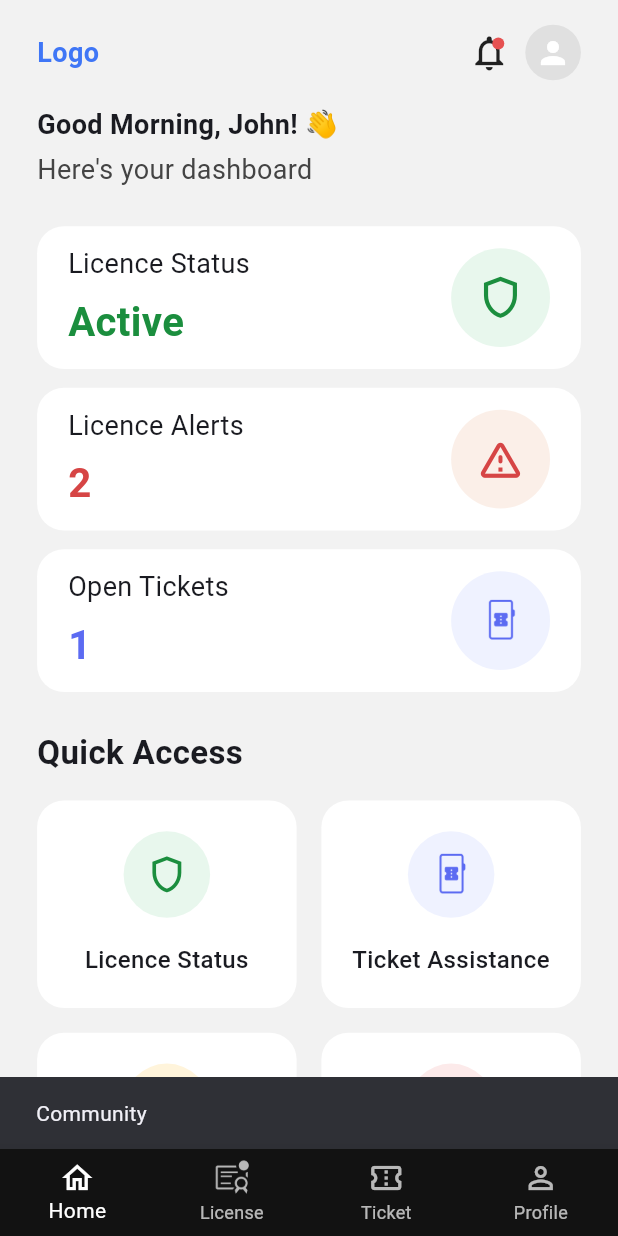
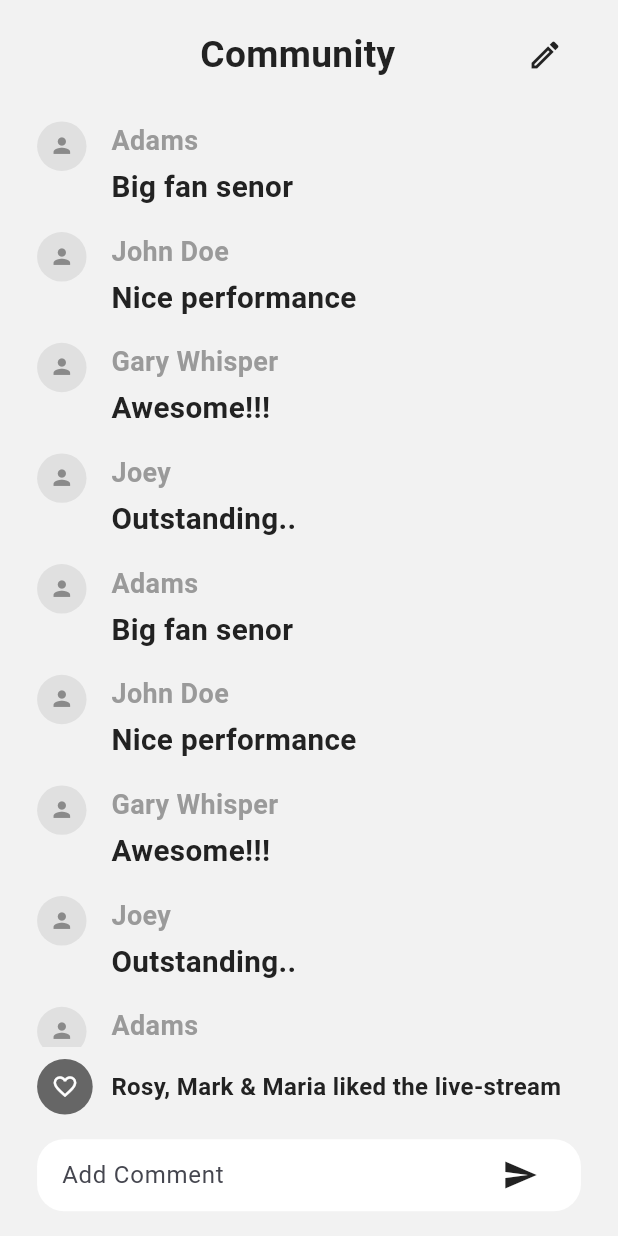
Before and after one commit to MKhalidHossain/bighustle, a Flutter app: the BottomNavScreen screen opened by its route, after a tap on "Community", on a phone screen of 412 x 824 dp. Run offline on Flutter 3.47's test engine with Material 3 defaults, Android fonts, the phone set to English and light mode, and no system bars; our stand-ins replace dartz, dio, flutter_secure_storage, get, image_picker, socket_io_client and 1 more; accounts and stored records are empty.

Commit message:
Add community and experience screens, update routing and UI interactions

```diff
--- a/lib/core/constants/app_routes.dart
+++ b/lib/core/constants/app_routes.dart
@@ -9,6 +9,7 @@ class AppRoutes {
   static const String home = '/home';
   static const String teenDrivers = '/teen-drivers';
   static const String teenDriverPosts = '/teen-driver-posts';
+  static const String teenDriverAddExperience = '/teen-driver-add-experience';
   static const String learningCenter = '/learning-center';
   static const String learningVideo = '/learning-video';
   static const String license = '/license';
@@ -19,4 +20,5 @@ class AppRoutes {
   static const String ticketNotifications = '/ticket-notifications';
   static const String planPricing = '/plan-pricing';
   static const String planPricingDetails = '/plan-pricing-details';
+  static const String community = '/community';
 }
--- a/lib/main.dart
+++ b/lib/main.dart
@@ -9,6 +9,8 @@ import 'package:flutter_bighustle/moduls/auth/presentation/screen/splash_screen.
 import 'package:flutter_bighustle/moduls/auth/presentation/screen/signup_screen.dart';
 import 'package:flutter_bighustle/moduls/auth/presentation/widget/auth_ui.dart';
 import 'package:flutter_bighustle/moduls/home/screen/bottom_nav_screen.dart';
+import 'package:flutter_bighustle/moduls/home/screen/add_teen_driver_experience_screen.dart';
+import 'package:flutter_bighustle/moduls/home/screen/community_screen.dart';
 import 'package:flutter_bighustle/moduls/home/screen/learning_center_screen.dart';
 import 'package:flutter_bighustle/moduls/home/screen/learning_video_screen.dart';
 import 'package:flutter_bighustle/moduls/home/screen/teen_driver_posts_screen.dart';
@@ -21,7 +23,6 @@ import 'package:flutter_bighustle/moduls/ticket/presentation/screen/plan_pricing
 import 'package:flutter_bighustle/moduls/ticket/presentation/screen/plan_pricing_screen.dart';
 import 'package:flutter_bighustle/moduls/ticket/presentation/screen/ticket_details_screen.dart';
 import 'package:flutter_bighustle/moduls/ticket/presentation/screen/ticket_screen.dart';
-
 
 void main() {
   runApp(const MyApp());
@@ -80,6 +81,10 @@ class MyApp extends StatelessWidget {
             return MaterialPageRoute(
               builder: (_) => const TeenDriverPostsScreen(),
             );
+          case AppRoutes.teenDriverAddExperience:
+            return MaterialPageRoute(
+              builder: (_) => const AddTeenDriverExperienceScreen(),
+            );
           case AppRoutes.learningCenter:
             return MaterialPageRoute(
               builder: (_) => const LearningCenterScreen(),
@@ -91,13 +96,19 @@ class MyApp extends StatelessWidget {
           case AppRoutes.license:
             return MaterialPageRoute(builder: (_) => const LicenseScreen());
           case AppRoutes.licenseAlerts:
-            return MaterialPageRoute(builder: (_) => const LicenseAlertsScreen());
+            return MaterialPageRoute(
+              builder: (_) => const LicenseAlertsScreen(),
+            );
           case AppRoutes.editLicenseInfo:
-            return MaterialPageRoute(builder: (_) => const EditLicenseInfoScreen());
+            return MaterialPageRoute(
+              builder: (_) => const EditLicenseInfoScreen(),
+            );
           case AppRoutes.ticket:
             return MaterialPageRoute(builder: (_) => const TicketScreen());
           case AppRoutes.ticketDetails:
-            return MaterialPageRoute(builder: (_) => const TicketDetailsScreen());
+            return MaterialPageRoute(
+              builder: (_) => const TicketDetailsScreen(),
+            );
           case AppRoutes.ticketNotifications:
             return MaterialPageRoute(
               builder: (_) => const TicketNotificationScreen(),
@@ -108,6 +119,8 @@ class MyApp extends StatelessWidget {
             return MaterialPageRoute(
               builder: (_) => const PlanPricingDetailsScreen(),
             );
+          case AppRoutes.community:
+            return MaterialPageRoute(builder: (_) => const CommunityScreen());
           default:
             return MaterialPageRoute(builder: (_) => const LoginScreen());
         }
--- a/lib/moduls/home/screen/bottom_nav_screen.dart
+++ b/lib/moduls/home/screen/bottom_nav_screen.dart
@@ -20,7 +20,6 @@ class _BottomNavScreenState extends State<BottomNavScreen> {
     final pages = [
       const HomeScreen(),
       const LicenseScreen(),
-      const _PlaceholderTab(title: 'License'),
       const TicketScreen(),
       const ProfileScreen(),
     ];
--- /dev/null
+++ b/lib/moduls/home/screen/community_screen.dart
@@ -0,0 +1,253 @@
+import 'package:flutter/material.dart';
+
+class CommunityScreen extends StatefulWidget {
+  const CommunityScreen({super.key});
+
+  @override
+  State<CommunityScreen> createState() => _CommunityScreenState();
+}
+
+class _CommunityScreenState extends State<CommunityScreen> {
+  final List<_CommunityComment> _comments = [
+    _CommunityComment(name: 'Adams', message: 'Big fan senor'),
+    _CommunityComment(name: 'John Doe', message: 'Nice performance'),
+    _CommunityComment(name: 'Gary Whisper', message: 'Awesome!!!'),
+    _CommunityComment(name: 'Joey', message: 'Outstanding..'),
+    _CommunityComment(name: 'Adams', message: 'Big fan senor'),
+    _CommunityComment(name: 'John Doe', message: 'Nice performance'),
+    _CommunityComment(name: 'Gary Whisper', message: 'Awesome!!!'),
+    _CommunityComment(name: 'Joey', message: 'Outstanding..'),
+    _CommunityComment(name: 'Adams', message: 'Big fan senor'),
+    _CommunityComment(name: 'John Doe', message: 'Nice performance'),
+    _CommunityComment(name: 'Gary Whisper', message: 'Awesome!!!'),
+  ];
+  final TextEditingController _commentController = TextEditingController();
+  final ScrollController _scrollController = ScrollController();
+
+  @override
+  void dispose() {
+    _commentController.dispose();
+    _scrollController.dispose();
+    super.dispose();
+  }
+
+  void _addComment() {
+    final text = _commentController.text.trim();
+    if (text.isEmpty) {
+      return;
+    }
+
+    setState(() {
+      _comments.add(_CommunityComment(name: 'You', message: text));
+    });
+    _commentController.clear();
+
+    WidgetsBinding.instance.addPostFrameCallback((_) {
+      if (!_scrollController.hasClients) {
+        return;
+      }
+      _scrollController.animateTo(
+        _scrollController.position.maxScrollExtent,
+        duration: const Duration(milliseconds: 250),
+        curve: Curves.easeOut,
+      );
+    });
+  }
+
+  void _showComposerMessage() {
+    ScaffoldMessenger.of(context).showSnackBar(
+      const SnackBar(content: Text('Create a new post')),
+    );
+  }
+
+  @override
+  Widget build(BuildContext context) {
+    final size = MediaQuery.of(context).size;
+    final viewInsets = MediaQuery.of(context).viewInsets;
+
+    return Scaffold(
+      backgroundColor: const Color(0xFFF2F2F2),
+      body: SafeArea(
+        child: Column(
+          children: [
+            Padding(
+              padding: EdgeInsets.symmetric(
+                horizontal: size.width * 0.06,
+                vertical: size.height * 0.015,
+              ),
+              child: Row(
+                children: [
+                  SizedBox(width: size.width * 0.08),
+                  Expanded(
+                    child: Center(
+                      child: Text(
+                        'Community',
+                        style: TextStyle(
+                          fontSize: (size.width * 0.06).clamp(20.0, 26.0),
+                          fontWeight: FontWeight.w700,
+                          color: const Color(0xFF222222),
+                        ),
+                      ),
+                    ),
+                  ),
+                  IconButton(
+                    onPressed: _showComposerMessage,
+                    icon: const Icon(Icons.edit_outlined),
+                    color: const Color(0xFF222222),
+                  ),
+                ],
+              ),
+            ),
+            Expanded(
+              child: ListView.separated(
+                controller: _scrollController,
+                padding: EdgeInsets.symmetric(
+                  horizontal: size.width * 0.06,
+                  vertical: size.height * 0.01,
+                ),
+                itemBuilder: (context, index) {
+                  final comment = _comments[index];
+                  return _CommunityCommentTile(comment: comment);
+                },
+                separatorBuilder: (_, __) => SizedBox(
+                  height: size.height * 0.02,
+                ),
+                itemCount: _comments.length,
+              ),
+            ),
+            AnimatedPadding(
+              duration: const Duration(milliseconds: 200),
+              curve: Curves.easeOut,
+              padding: EdgeInsets.fromLTRB(
+                size.width * 0.06,
+                size.height * 0.01,
+                size.width * 0.06,
+                viewInsets.bottom + size.height * 0.02,
+              ),
+              child: Column(
+                children: [
+                  Row(
+                    children: [
+                      Container(
+                        width: size.width * 0.09,
+                        height: size.width * 0.09,
+                        decoration: const BoxDecoration(
+                          color: Color(0xFF666666),
+                          shape: BoxShape.circle,
+                        ),
+                        child: const Icon(
+                          Icons.favorite_border,
+                          color: Colors.white,
+                          size: 18,
+                        ),
+                      ),
+                      SizedBox(width: size.width * 0.03),
+                      Expanded(
+                        child: Text(
+                          'Rosy, Mark & Maria liked the live-stream',
+                          style: TextStyle(
+                            fontSize: (size.width * 0.04).clamp(12.0, 16.0),
+                            fontWeight: FontWeight.w600,
+                            color: const Color(0xFF222222),
+                          ),
+                        ),
+                      ),
+                    ],
+                  ),
+                  SizedBox(height: size.height * 0.02),
+                  Container(
+                    padding: EdgeInsets.symmetric(
+                      horizontal: size.width * 0.04,
+                    ),
+                    decoration: BoxDecoration(
+                      color: Colors.white,
+                      borderRadius: BorderRadius.circular(18),
+                    ),
+                    child: Row(
+                      children: [
+                        Expanded(
+                          child: TextField(
+                            controller: _commentController,
+                            textInputAction: TextInputAction.send,
+                            onSubmitted: (_) => _addComment(),
+                            decoration: const InputDecoration(
+                              hintText: 'Add Comment',
+                              border: InputBorder.none,
+                            ),
+                          ),
+                        ),
+                        IconButton(
+                          onPressed: _addComment,
+                          icon: const Icon(Icons.send),
+                          color: const Color(0xFF222222),
+                        ),
+                      ],
+                    ),
+                  ),
+                ],
+              ),
+            ),
+          ],
+        ),
+      ),
+    );
+  }
+}
+
+class _CommunityComment {
+  final String name;
+  final String message;
+
+  const _CommunityComment({required this.name, required this.message});
+}
+
+class _CommunityCommentTile extends StatelessWidget {
+  final _CommunityComment comment;
+
+  const _CommunityCommentTile({required this.comment});
+
+  @override
+  Widget build(BuildContext context) {
+    final size = MediaQuery.of(context).size;
+
+    return Row(
+      crossAxisAlignment: CrossAxisAlignment.start,
+      children: [
+        CircleAvatar(
+          radius: size.width * 0.04,
+          backgroundColor: const Color(0xFFE0E0E0),
+          child: Icon(
+            Icons.person,
+            color: const Color(0xFF8A8A8A),
+            size: size.width * 0.04,
+          ),
+        ),
+        SizedBox(width: size.width * 0.04),
+        Expanded(
+          child: Column(
+            crossAxisAlignment: CrossAxisAlignment.start,
+            children: [
+              Text(
+                comment.name,
+                style: TextStyle(
+                  fontSize: (size.width * 0.045).clamp(14.0, 18.0),
+                  fontWeight: FontWeight.w600,
+                  color: const Color(0xFF9A9A9A),
+                ),
+              ),
+              SizedBox(height: size.height * 0.004),
+              Text(
+                comment.message,
+                style: TextStyle(
+                  fontSize: (size.width * 0.048).clamp(14.0, 20.0),
+                  fontWeight: FontWeight.w700,
+                  color: const Color(0xFF222222),
+                ),
+              ),
+            ],
+          ),
+        ),
+      ],
+    );
+  }
+}
--- a/lib/moduls/home/screen/home_screen.dart
+++ b/lib/moduls/home/screen/home_screen.dart
@@ -179,7 +179,9 @@ class HomeScreen extends StatelessWidget {
                       color: const Color(0xFFC08A0A),
                     ),
                     iconBackground: const Color(0xFFFFF4DB),
-                    onTap: () => _showMessage(context, 'Community'),
+                    onTap: () {
+                      Navigator.pushNamed(context, AppRoutes.community);
+                    },
                   ),
 
                   _QuickAccessCard(
```
Also changed, not shown: lib/moduls/home/screen/add_teen_driver_experience_screen.dart (added, +222 -0 lines), lib/moduls/home/screen/teen_drivers_screen.dart (+29 -1 lines).
